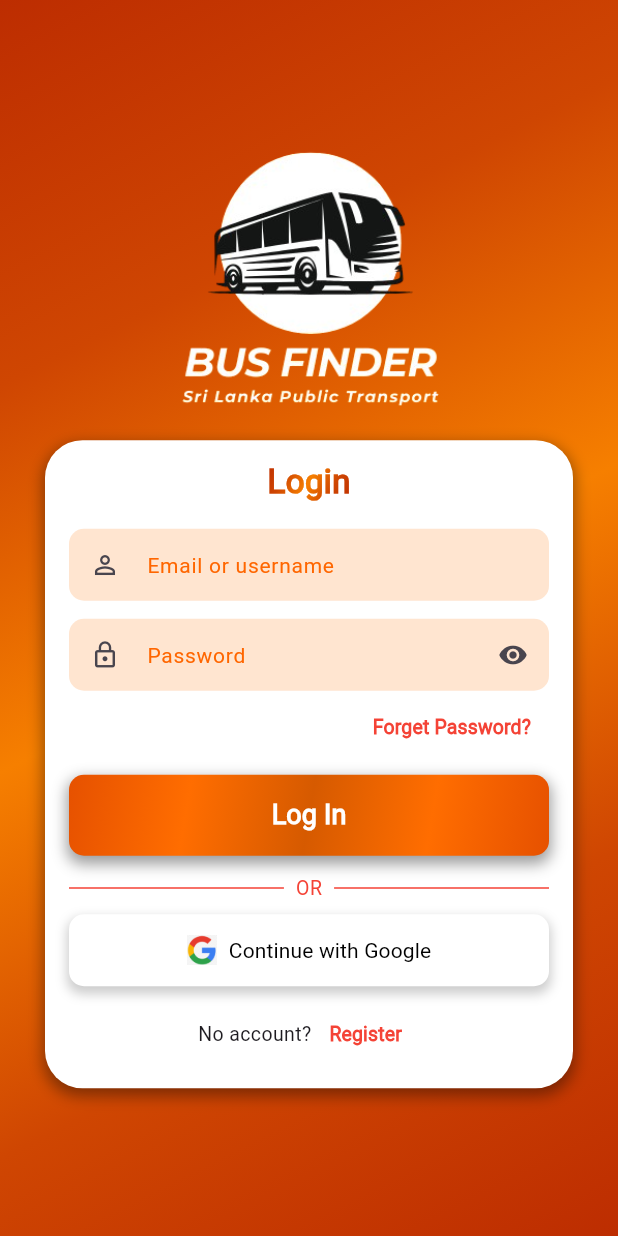
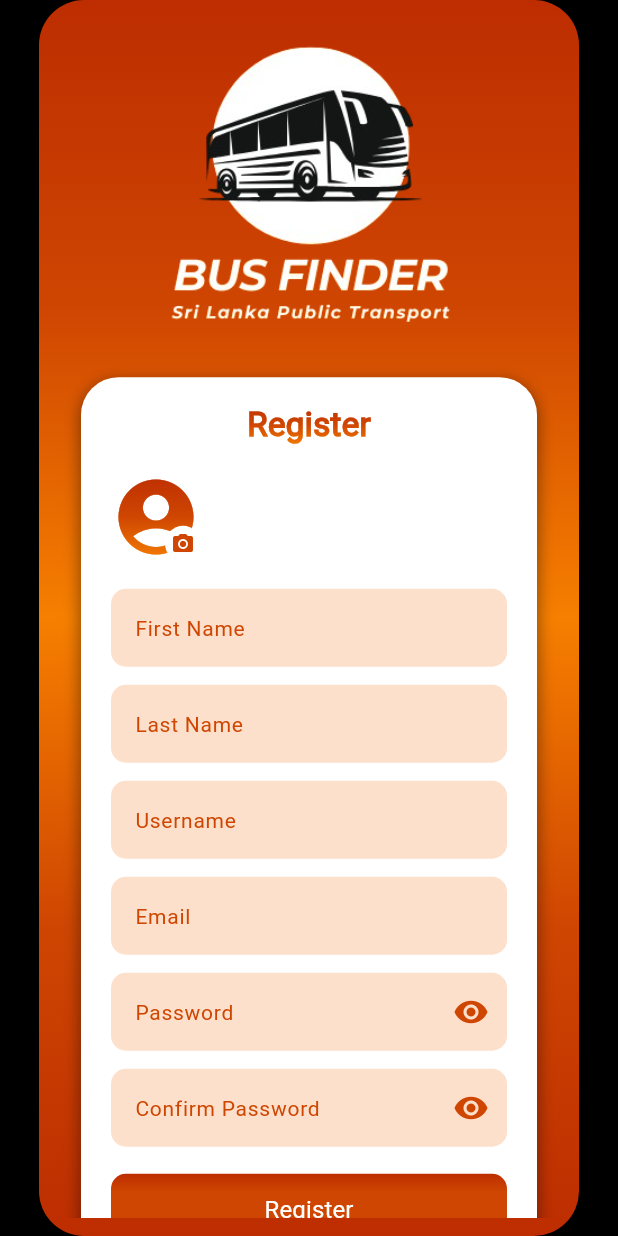
Before and after one commit to ChalithaSathsara/passenger_application, a Flutter app: the screen it shows after launch, after a tap on "Register", on a phone screen of 412 x 824 dp. Run offline on Flutter 3.47's test engine with Material 3 defaults, Android fonts, the phone set to English and light mode, and no system bars.

Commit message:
Update register screen

```diff
--- a/lib/main.dart
+++ b/lib/main.dart
@@ -1,5 +1,6 @@
 import 'package:flutter/material.dart';
 import 'package:passenger_app/screens/login_screen.dart';
+import 'package:passenger_app/screens/register_screen.dart';
 
 void main() {
   runApp(const MyApp());
@@ -17,6 +18,9 @@ class MyApp extends StatelessWidget {
         fontFamily: 'Roboto',
       ),
       home: const Logingscreen(),
+      routes: {
+        '/register': (context) => const RegisterScreen(), // 👈 Named route
+      },
     );
   }
 }
--- a/lib/screens/login_screen.dart
+++ b/lib/screens/login_screen.dart
@@ -107,11 +107,11 @@ class _LogingscreenState extends State<Logingscreen> {
       decoration: BoxDecoration(
         gradient: const LinearGradient(
           colors: [
-            Color(0xFFE65100), // Deep orange (start)
-            Color(0xFFFF6D00), // Bright orange (light)
-            Color(0xFFD65A00), // Medium dark orange (middle - subtle darker)
-            Color(0xFFFF6D00), // Bright orange (light)
-            Color(0xFFE65100), // Deep orange (end)
+            Color(0xFFBD2D01),
+            Color(0xFFCF4602),
+            Color(0xFFCF4602),
+            Color(0xFFCF4602),
+            Color(0xFFBD2D01),
           ],
           begin: Alignment.topLeft,
           end: Alignment.bottomRight,
@@ -182,20 +182,21 @@ class _LogingscreenState extends State<Logingscreen> {
             color: Colors.black.withOpacity(0.2),
             spreadRadius: 1,
             blurRadius: 6,
-            offset: const Offset(0, 4), // shadow direction: bottom right
+            offset: const Offset(0, 4),
           ),
         ],
         borderRadius: BorderRadius.circular(10),
       ),
       child: SizedBox(
-        width: double.infinity, // full width
+        width: double.infinity,
         child: OutlinedButton.icon(
           style: OutlinedButton.styleFrom(
             padding: const EdgeInsets.symmetric(vertical: 14),
             backgroundColor: Colors.white,
             side: const BorderSide(
-              color: Colors.transparent,
-            ), // no outline border
+              color: Colors.black, // changed from transparent to black
+              width: 2, // thicker border width
+            ),
             shape: RoundedRectangleBorder(
               borderRadius: BorderRadius.circular(10),
             ),
@@ -203,7 +204,10 @@ class _LogingscreenState extends State<Logingscreen> {
           icon: Image.asset('assets/images/google.png', height: 20),
           label: const Text(
             'Continue with Google',
-            style: TextStyle(color: Colors.black),
+            style: TextStyle(
+              color: Colors.black,
+              fontWeight: FontWeight.bold, // make text bold
+            ),
           ),
           onPressed: () {
             print("Google login clicked");
@@ -219,7 +223,12 @@ class _LogingscreenState extends State<Logingscreen> {
       children: [
         const Text('No account?', style: TextStyle(fontSize: 13)),
         TextButton(
-          onPressed: () {},
+          onPressed: () {
+            Navigator.pushNamed(
+              context,
+              '/register',
+            ); // 👈 Navigate to RegisterPage
+          },
           child: const Text(
             'Register',
             style: TextStyle(
@@ -237,7 +246,7 @@ class _LogingscreenState extends State<Logingscreen> {
   Widget build(BuildContext context) {
     return Scaffold(
       body: Container(
-        // Use a Container to apply gradient background
+        // Use a Container to apply vertical gradient background
         decoration: const BoxDecoration(
           gradient: LinearGradient(
             colors: [
@@ -247,8 +256,8 @@ class _LogingscreenState extends State<Logingscreen> {
               Color(0xFFCF4602),
               Color(0xFFBD2D01),
             ],
-            begin: Alignment.topLeft,
-            end: Alignment.bottomRight,
+            begin: Alignment.topCenter,
+            end: Alignment.bottomCenter,
             stops: [0.0, 0.25, 0.5, 0.75, 1.0],
           ),
         ),
@@ -261,9 +270,9 @@ class _LogingscreenState extends State<Logingscreen> {
               child: Column(
                 mainAxisAlignment: MainAxisAlignment.center,
                 children: [
-                  const SizedBox(height: 20), // reduced top spacing
+                  const SizedBox(height: 20), // top spacing
                   _buildLogo(),
-                  const SizedBox(height: 15), // reduced spacing
+                  const SizedBox(height: 15), // spacing after logo
                   Container(
                     margin: const EdgeInsets.symmetric(horizontal: 30),
                     decoration: BoxDecoration(
@@ -286,13 +295,13 @@ class _LogingscreenState extends State<Logingscreen> {
                     padding: const EdgeInsets.symmetric(
                       horizontal: 16,
                       vertical: 12,
-                    ), // reduced vertical padding
+                    ),
                     child: Form(
                       key: _formKey,
                       child: Column(
                         mainAxisSize: MainAxisSize.min,
                         children: [
-                          // Gradient Login Text
+                          // Gradient Login Text with vertical gradient
                           ShaderMask(
                             shaderCallback: (Rect bounds) {
                               return const LinearGradient(
@@ -303,8 +312,8 @@ class _LogingscreenState extends State<Logingscreen> {
                                   Color(0xFFCF4602),
                                   Color(0xFFBD2D01),
                                 ],
-                                begin: Alignment.topLeft,
-                                end: Alignment.bottomRight,
+                                begin: Alignment.topCenter,
+                                end: Alignment.bottomCenter,
                                 stops: [0.0, 0.25, 0.5, 0.75, 1.0],
                               ).createShader(bounds);
                             },
@@ -313,8 +322,7 @@ class _LogingscreenState extends State<Logingscreen> {
                               style: TextStyle(
                                 fontSize: 22,
                                 fontWeight: FontWeight.bold,
-                                color: Colors
-                                    .white, // color must be set for ShaderMask
+                                color: Colors.white, // required for ShaderMask
                               ),
                             ),
                           ),
@@ -335,7 +343,7 @@ class _LogingscreenState extends State<Logingscreen> {
                       ),
                     ),
                   ),
-                  const SizedBox(height: 20), // reduced bottom spacing
+                  const SizedBox(height: 20), // bottom spacing
                 ],
               ),
             ),
--- /dev/null
+++ b/lib/screens/register_screen.dart
@@ -0,0 +1,398 @@
+import 'package:flutter/material.dart';
+
+class RegisterScreen extends StatefulWidget {
+  const RegisterScreen({super.key});
+
+  @override
+  State<RegisterScreen> createState() => _RegisterScreenState();
+}
+
+class _RegisterScreenState extends State<RegisterScreen> {
+  final GlobalKey<FormState> _formKey = GlobalKey<FormState>();
+
+  // Fields
+  String _firstName = '';
+  String _lastName = '';
+  String _username = '';
+  String _email = '';
+  String _password = '';
+  String _confirmPassword = '';
+
+  bool _isPasswordVisible = false;
+  bool _isConfirmPasswordVisible = false;
+
+  @override
+  Widget build(BuildContext context) {
+    return Scaffold(
+      backgroundColor: Colors.black,
+      body: Center(
+        child: Container(
+          width: 360,
+          decoration: BoxDecoration(
+            gradient: const LinearGradient(
+              colors: [
+                Color(0xFFBD2D01),
+                Color(0xFFCF4602),
+                Color(0xFFF67F00),
+                Color(0xFFCF4602),
+                Color(0xFFBD2D01),
+              ],
+              begin: Alignment.topCenter,
+              end: Alignment.bottomCenter,
+            ),
+            borderRadius: BorderRadius.circular(30),
+          ),
+          padding: const EdgeInsets.all(12),
+          child: SingleChildScrollView(
+            child: Column(
+              children: [
+                const SizedBox(height: 16),
+                _buildLogo(),
+                const SizedBox(height: 16),
+                _buildFormCard(),
+              ],
+            ),
+          ),
+        ),
+      ),
+    );
+  }
+
+  Widget _buildLogo() {
+    return Image.asset(
+      'assets/images/logo.png', // Your combined logo+text image
+      width: 200,
+      fit: BoxFit.contain,
+    );
+  }
+
+  Widget _buildFormCard() {
+    return Container(
+      margin: const EdgeInsets.symmetric(horizontal: 16, vertical: 12),
+      padding: const EdgeInsets.symmetric(horizontal: 20, vertical: 16),
+      decoration: BoxDecoration(
+        color: Colors.white,
+        borderRadius: BorderRadius.circular(25),
+        boxShadow: [
+          BoxShadow(
+            color: const Color.fromARGB(255, 5, 5, 5).withOpacity(0.4),
+            spreadRadius: 1,
+            blurRadius: 8,
+            offset: const Offset(0, 4),
+          ),
+        ],
+      ),
+      child: Form(
+        key: _formKey,
+        child: Column(
+          children: [
+            ShaderMask(
+              shaderCallback: (bounds) => const LinearGradient(
+                colors: [
+                  Color(0xFFBD2D01),
+                  Color(0xFFCF4602),
+                  Color(0xFFF67F00),
+                ],
+                begin: Alignment.topCenter,
+                end: Alignment.bottomCenter,
+              ).createShader(Rect.fromLTWH(0, 0, bounds.width, bounds.height)),
+              child: const Text(
+                'Register',
+                style: TextStyle(
+                  fontSize: 22,
+                  fontWeight: FontWeight.bold,
+                  color: Colors.white, // must be white for gradient to show
+                ),
+              ),
+            ),
+
+            const SizedBox(height: 16),
+            Align(
+              alignment: Alignment.centerLeft,
+              child: Stack(
+                children: [
+                  ShaderMask(
+                    shaderCallback: (bounds) =>
+                        const LinearGradient(
+                          colors: [
+                            Color(0xFFBD2D01),
+                            Color(0xFFCF4602),
+                            Color(0xFFF67F00),
+                          ],
+                          begin: Alignment.topCenter,
+                          end: Alignment.bottomCenter,
+                        ).createShader(
+                          Rect.fromLTWH(0, 0, bounds.width, bounds.height),
+                        ),
+                    child: const Icon(
+                      Icons.account_circle,
+                      size: 60,
+                      color: Colors.white, // must be white for gradient to show
+                    ),
+                  ),
+                  Positioned(
+                    bottom: 0,
+                    right: 0,
+                    child: Container(
+                      decoration: const BoxDecoration(
+                        shape: BoxShape.circle,
+                        color: Colors.white,
+                      ),
+                      padding: const EdgeInsets.all(4),
+                      child: InkWell(
+                        onTap: () {
+                          // Add image picker logic here if needed
+                        },
+                        child: const Icon(
+                          Icons.camera_alt,
+                          size: 16,
+                          color: Color(0xFFCF4602),
+                        ),
+                      ),
+                    ),
+                  ),
+                ],
+              ),
+            ),
+            const SizedBox(height: 12),
+            _buildTextField("First Name", (val) => _firstName = val ?? ''),
+            _buildTextField("Last Name", (val) => _lastName = val ?? ''),
+            _buildTextField("Username", (val) => _username = val ?? ''),
+            _buildTextField(
+              "Email",
+              (val) => _email = val ?? '',
+              keyboardType: TextInputType.emailAddress,
+            ),
+            _buildPasswordField(
+              label: "Password",
+              isVisible: _isPasswordVisible,
+              onVisibilityToggle: () {
+                setState(() {
+                  _isPasswordVisible = !_isPasswordVisible;
+                });
+              },
+              onSaved: (val) => _password = val ?? '',
+            ),
+            _buildPasswordField(
+              label: "Confirm Password",
+              isVisible: _isConfirmPasswordVisible,
+              onVisibilityToggle: () {
+                setState(() {
+                  _isConfirmPasswordVisible = !_isConfirmPasswordVisible;
+                });
+              },
+              onSaved: (val) => _confirmPassword = val ?? '',
+            ),
+            const SizedBox(height: 12),
+            _buildRegisterButton(),
+            const SizedBox(height: 10),
+            _buildOrDivider(),
+            const SizedBox(height: 10),
+            _buildGoogleButton(),
+          ],
+        ),
+      ),
+    );
+  }
+
+  Widget _buildTextField(
+    String label,
+    void Function(String?) onSaved, {
+    TextInputType keyboardType = TextInputType.text,
+  }) {
+    return Padding(
+      padding: const EdgeInsets.symmetric(vertical: 6),
+      child: TextFormField(
+        keyboardType: keyboardType,
+        decoration: InputDecoration(
+          hintText: label,
+          hintStyle: const TextStyle(color: Color(0xFFCF4602), fontSize: 14),
+          filled: true,
+          fillColor: const Color(0xFFFDE0CB),
+          border: OutlineInputBorder(
+            borderRadius: BorderRadius.circular(10),
+            borderSide: BorderSide.none,
+          ),
+          contentPadding: const EdgeInsets.symmetric(
+            vertical: 14,
+            horizontal: 12,
+          ),
+        ),
+        onSaved: onSaved,
+      ),
+    );
+  }
+
+  Widget _buildPasswordField({
+    required String label,
+    required bool isVisible,
+    required VoidCallback onVisibilityToggle,
+    void Function(String?)? onSaved,
+  }) {
+    return Padding(
+      padding: const EdgeInsets.symmetric(vertical: 6),
+      child: TextFormField(
+        obscureText: !isVisible,
+        decoration: InputDecoration(
+          hintText: label,
+          hintStyle: const TextStyle(color: Color(0xFFCF4602), fontSize: 14),
+          filled: true,
+          fillColor: const Color(0xFFFDE0CB),
+          border: OutlineInputBorder(
+            borderRadius: BorderRadius.circular(10),
+            borderSide: BorderSide.none,
+          ),
+          contentPadding: const EdgeInsets.symmetric(
+            vertical: 14,
+            horizontal: 12,
+          ),
+          suffixIcon: IconButton(
+            icon: Icon(
+              isVisible ? Icons.visibility_off : Icons.visibility,
+              color: const Color(0xFFCF4602),
+            ),
+            onPressed: onVisibilityToggle,
+          ),
+        ),
+        onSaved: onSaved,
+      ),
+    );
+  }
+
+  Widget _buildRegisterButton() {
+    return Container(
+      width: double.infinity,
+      decoration: BoxDecoration(
+        gradient: const LinearGradient(
+          colors: [
+            Color(0xFFBD2D01),
+            Color(0xFFCF4602),
+            Color(0xFFCF4602),
+            Color(0xFFCF4602),
+            Color(0xFFBD2D01),
+          ],
+          begin: Alignment.topCenter,
+          end: Alignment.bottomCenter,
+        ),
+        borderRadius: BorderRadius.circular(10),
+      ),
+      child: TextButton(
+        onPressed: () {
+          _formKey.currentState?.save();
+        },
+        child: const Text(
+          'Register',
+          style: TextStyle(color: Colors.white, fontSize: 16),
+        ),
+      ),
+    );
+  }
+
+  Widget _buildOrDivider() {
+    return Row(
+      children: [
+        Expanded(
+          child: Container(
+            height: 2,
+            decoration: const BoxDecoration(
+              gradient: LinearGradient(
+                colors: [
+                  Color(0xFFBD2D01),
+                  Color(0xFFCF4602),
+                  Color(0xFFF67F00),
+                  Color(0xFFCF4602),
+                  Color(0xFFBD2D01),
+                ],
+                begin: Alignment.topCenter,
+                end: Alignment.bottomCenter,
+              ),
+            ),
+          ),
+        ),
+        Padding(
+          padding: const EdgeInsets.symmetric(horizontal: 10),
+          child: ShaderMask(
+            shaderCallback: (bounds) => const LinearGradient(
+              colors: [
+                Color(0xFFBD2D01),
+                Color(0xFFCF4602),
+                Color(0xFFF67F00),
+                Color(0xFFCF4602),
+                Color(0xFFBD2D01),
+              ],
+              begin: Alignment.topCenter,
+              end: Alignment.bottomCenter,
+            ).createShader(Rect.fromLTWH(0, 0, bounds.width, bounds.height)),
+            child: const Text(
+              "OR",
+              style: TextStyle(
+                color: Colors.white, // Color here is ignored but must be set
+                fontWeight: FontWeight.bold,
+              ),
+            ),
+          ),
+        ),
+        Expanded(
+          child: Container(
+            height: 2,
+            decoration: const BoxDecoration(
+              gradient: LinearGradient(
+                colors: [
+                  Color(0xFFBD2D01),
+                  Color(0xFFCF4602),
+                  Color(0xFFF67F00),
+                  Color(0xFFCF4602),
+                  Color(0xFFBD2D01),
+                ],
+                begin: Alignment.topCenter,
+                end: Alignment.bottomCenter,
+              ),
+            ),
+          ),
+        ),
+      ],
+    );
+  }
+
+  Widget _buildGoogleButton() {
+    return Container(
+      decoration: BoxDecoration(
+        boxShadow: [
+          BoxShadow(
+            color: Colors.black.withOpacity(0.2),
+            spreadRadius: 1,
+            blurRadius: 6,
+            offset: const Offset(0, 4),
+          ),
+        ],
+        borderRadius: BorderRadius.circular(10),
+      ),
+      child: SizedBox(
+        width: double.infinity,
+        child: OutlinedButton.icon(
+          onPressed: () {},
+          style: OutlinedButton.styleFrom(
+            backgroundColor: Colors.white,
+            side: const BorderSide(
+              color: Colors.black,
+              width: 2,
+            ), // thicker border
+            shape: RoundedRectangleBorder(
+              borderRadius: BorderRadius.circular(10),
+            ),
+            padding: const EdgeInsets.symmetric(vertical: 14),
+          ),
+          icon: Image.asset('assets/images/google.png', width: 20, height: 20),
+          label: const Text(
+            'Continue with Google',
+            style: TextStyle(
+              color: Colors.black,
+              fontSize: 15,
+              fontWeight: FontWeight.bold, // bold text
+            ),
+          ),
+        ),
+      ),
+    );
+  }
+}
```
